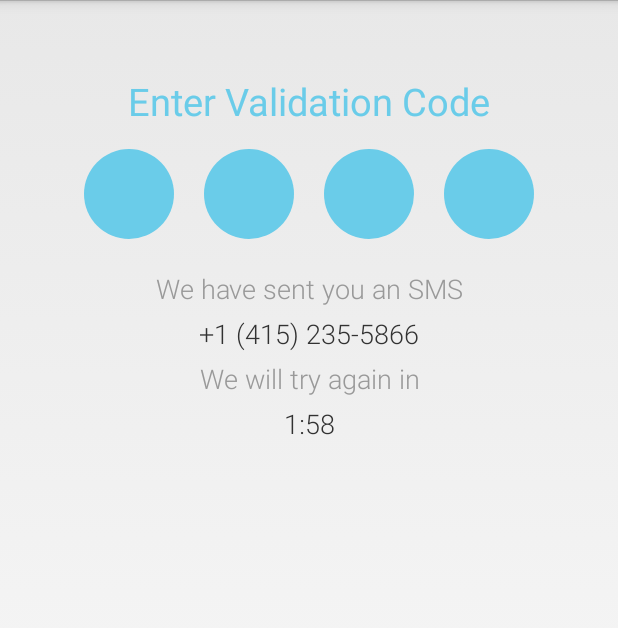
After one commit to BaptisteT/waved-android, an Android app: the CodeConfirmationActivity screen opened directly, with no data from a screen before it, on a phone screen of 412 x 824 dp. The commit adds this screen. Shown: the top 628 px of the screen. Run offline under Robolectric (Android 15) with nearby library versions, the phone set to English and light mode, and no system bars; libraries missing offline, so code that uses them is left out: com.google.i18n.phonenumbers; 4 statements that could not run were skipped.

Commit message:
Code confirmation part 1

```diff
--- /dev/null
+++ b/app/src/main/java/com/waved/streetshout/waved/activities/CodeConfirmationActivity.java
@@ -0,0 +1,145 @@
+package com.waved.streetshout.waved.activities;
+
+import android.app.Activity;
+import android.app.ProgressDialog;
+import android.content.Intent;
+import android.os.Bundle;
+import android.text.Editable;
+import android.text.TextWatcher;
+import android.util.Log;
+import android.view.Menu;
+import android.view.MenuItem;
+import android.widget.EditText;
+import android.widget.TextView;
+import android.widget.Toast;
+
+import com.android.volley.Response;
+import com.android.volley.VolleyError;
+import com.google.i18n.phonenumbers.NumberParseException;
+import com.google.i18n.phonenumbers.PhoneNumberUtil;
+import com.google.i18n.phonenumbers.Phonenumber;
+import com.waved.streetshout.waved.R;
+
+import java.util.ArrayList;
+
+import utils.ApiUtils;
+import utils.Constants;
+
+public class CodeConfirmationActivity extends Activity {
+
+    private TextView digit1 = null;
+    private TextView digit2 = null;
+    private TextView digit3 = null;
+    private TextView digit4 = null;
+    private TextView phoneNumberTextView = null;
+    private TextView statusTextView = null;
+    private TextView timeRemainingTextView = null;
+    private EditText codeEditText = null;
+    private ArrayList<TextView> digits = null;
+    private ProgressDialog dialog = null;
+    private String phoneNumber = null;
+
+    @Override
+    protected void onCreate(Bundle savedInstanceState) {
+        super.onCreate(savedInstanceState);
+        setContentView(R.layout.code_confirmation);
+
+        digit1 = (TextView) findViewById(R.id.code_confirmation_digit_1);
+        digit2 = (TextView) findViewById(R.id.code_confirmation_digit_2);
+        digit3 = (TextView) findViewById(R.id.code_confirmation_digit_3);
+        digit4 = (TextView) findViewById(R.id.code_confirmation_digit_4);
+        phoneNumberTextView = (TextView) findViewById(R.id.code_confirmation_phone_number);
+        statusTextView = (TextView) findViewById(R.id.code_confirmation_status);
+        timeRemainingTextView = (TextView) findViewById(R.id.code_confirmation_time_remaining);
+        codeEditText = (EditText) findViewById(R.id.code_confirmation_edit_text);
+
+        phoneNumber = getIntent().getStringExtra("phone_number");
+
+        PhoneNumberUtil phoneUtil = PhoneNumberUtil.getInstance();
+        Phonenumber.PhoneNumber phoneNumberObject = null;
+
+        try {
+            phoneNumberObject = phoneUtil.parse(phoneNumber, "US");
+            phoneNumberTextView.setText(phoneUtil.format(phoneNumberObject, PhoneNumberUtil.PhoneNumberFormat.INTERNATIONAL));
+        } catch (NumberParseException e) {
+            System.err.println("NumberParseException was thrown: " + e.toString());
+            phoneNumberTextView.setText(phoneNumber);
+        }
+
+        digit1.setText("");
+        digit2.setText("");
+        digit3.setText("");
+        digit4.setText("");
+
+        digits = new ArrayList<TextView>();
+        digits.add(digit1);
+        digits.add(digit2);
+        digits.add(digit3);
+        digits.add(digit4);
+
+        codeEditText.addTextChangedListener(new TextWatcher() {
+            @Override
+            public void beforeTextChanged(CharSequence s, int start, int count, int after) {}
+
+            @Override
+            public void onTextChanged(CharSequence s, int start, int before, int count) {
+
+            }
+
+            @Override
+            public void afterTextChanged(Editable s) {
+                int length = s.toString().length();
+
+                for (int i = 0; i < Constants.CONFIRMATION_CODE_DIGITS; i++) {
+                    if (i < length) {
+                        digits.get(i).setText("" + s.toString().substring(i,i+1));
+                    } else {
+                        digits.get(i).setText("");
+                    }
+                }
+
+                if (length >= Constants.CONFIRMATION_CODE_DIGITS) {
+                    validateCode();
+                    return;
+                }
+            }
+        });
+    }
+
+    private void validateCode()
+    {
+        dialog = ProgressDialog.show(CodeConfirmationActivity.this, "",
+                                        getString(R.string.phone_validation_loading_dialog), false);
+
+        ApiUtils.checkConfirmationCode(this, phoneNumber, codeEditText.getText().toString(),
+                                                                     new Response.Listener<String>()
+                {
+                    @Override
+                    public void onResponse(String response) {
+                        dialog.cancel();
+                        //Todo BB: profile picture activity
+                        Log.d("BAB", "SUCCES!");
+                    }
+                },
+                new Response.ErrorListener()
+                {
+                    @Override
+                    public void onErrorResponse(VolleyError error) {
+                        dialog.cancel();
+
+                        for (int i = 0; i < Constants.CONFIRMATION_CODE_DIGITS; i++) {
+                            digits.get(i).setText("");
+                        }
+
+                        codeEditText.setText("");
+
+                        Toast.makeText(CodeConfirmationActivity.this,
+                                getString(R.string.code_confirmation_wrong_code),
+                                                                        Toast.LENGTH_SHORT).show();
+                    }
+                }
+        );
+
+        Log.d("BAB", "Code " + codeEditText.getText());
+    }
+}
--- a/app/src/main/java/com/waved/streetshout/waved/activities/PhoneValidationActivity.java
+++ b/app/src/main/java/com/waved/streetshout/waved/activities/PhoneValidationActivity.java
@@ -2,6 +2,7 @@ package com.waved.streetshout.waved.activities;
 
 import android.app.Activity;
 import android.app.ProgressDialog;
+import android.content.Intent;
 import android.os.Bundle;
 import android.util.Log;
 import android.view.View;
@@ -60,17 +61,16 @@ public class PhoneValidationActivity extends Activity {
                         {
                             @Override
                             public void onResponse(String response) {
-                                // response
                                 dialog.cancel();
-                                Toast.makeText(PhoneValidationActivity.this, "Success!",
-                                                                         Toast.LENGTH_SHORT).show();
+                                Intent intent = new Intent(PhoneValidationActivity.this, CodeConfirmationActivity.class);
+                                intent.putExtra("phone_number", phoneNumberEditText.getText().toString());
+                                startActivity(intent);
                             }
                         },
                         new Response.ErrorListener()
                         {
                             @Override
                             public void onErrorResponse(VolleyError error) {
-                                // error
                                 dialog.cancel();
                                 Toast.makeText(PhoneValidationActivity.this,
                                         getString(R.string.phone_validation_invalid_phone_number),
--- a/app/src/main/java/utils/ApiUtils.java
+++ b/app/src/main/java/utils/ApiUtils.java
@@ -21,8 +21,9 @@ public class ApiUtils {
 
 
 
-    public static void requestSmsCode(Activity activity, final String phoneNumber, final boolean retry,
-                                      Response.Listener success, Response.ErrorListener failure) {
+    public static void requestSmsCode(Activity activity, final String phoneNumber,
+                     final boolean retry, Response.Listener success, Response.ErrorListener failure)
+    {
         Map<String, Object> params = new HashMap<String, Object>();
 
         String url = getBasePath() + "/sessions.json";
@@ -42,4 +43,14 @@ public class ApiUtils {
             }
         });
     }
+
+    public static void checkConfirmationCode(Activity activity, String phoneNumber, String code,
+                                          Response.Listener success, Response.ErrorListener failure)
+    {
+        String url = getBasePath() + "/confirm_sms_code.json" + "?phone_number=" + phoneNumber +
+                                                                                     "&code" + code;
+
+        GeneralUtils.getRequestQueue(activity).add(new StringRequest(Request.Method.GET, url,
+                                                                                 success, failure));
+    }
 }
--- a/app/src/main/java/utils/Constants.java
+++ b/app/src/main/java/utils/Constants.java
@@ -9,4 +9,5 @@ public class Constants {
     public static final String API = "1";
     public static final String PROD_BASE_URL = "http://heard.herokuapp.com";
     public static final String DEV_BASE_URL = "http://heard-staging.herokuapp.com";
+    public static final int CONFIRMATION_CODE_DIGITS = 4;
 }
--- /dev/null
+++ b/app/src/main/res/drawable/round_blue_shape.xml
@@ -0,0 +1,5 @@
+<?xml version="1.0" encoding="utf-8"?>
+<shape xmlns:android="http://schemas.android.com/apk/res/android"
+    android:shape="oval">
+    <solid android:color="@color/blue"/>
+</shape>
--- /dev/null
+++ b/app/src/main/res/drawable/round_dark_blue_shape.xml
@@ -0,0 +1,5 @@
+<?xml version="1.0" encoding="utf-8"?>
+<shape xmlns:android="http://schemas.android.com/apk/res/android"
+    android:shape="oval">
+    <solid android:color="@color/darkBlue"/>
+</shape>
--- /dev/null
+++ b/app/src/main/res/layout/code_confirmation.xml
@@ -0,0 +1,131 @@
+<LinearLayout xmlns:android="http://schemas.android.com/apk/res/android"
+    xmlns:tools="http://schemas.android.com/tools"
+    android:layout_width="match_parent"
+    android:layout_height="match_parent"
+    android:orientation="vertical"
+    tools:context="com.waved.streetshout.waved.activities.CodeConfirmationActivity">
+
+    <TextView android:text="@string/code_confirmation_title"
+        android:layout_width="match_parent"
+        android:layout_height="wrap_content"
+        android:gravity="center"
+        android:layout_marginTop="50dp"
+        android:paddingLeft="10dp"
+        android:paddingRight="10dp"
+        android:textSize="25dp"
+        android:fontFamily="sans-serif"
+        android:textColor="@color/blue"/>
+
+    <LinearLayout
+        android:layout_width="300dp"
+        android:layout_height="90dp"
+        android:layout_gravity="center"
+        android:gravity="center"
+        android:orientation="horizontal">
+
+        <TextView
+            android:id="@+id/code_confirmation_digit_1"
+            android:text="1"
+            android:textColor="@android:color/white"
+            android:textSize="40dp"
+            android:fontFamily="sans-serif"
+            android:gravity="center"
+            android:layout_width="60dp"
+            android:layout_height="60dp"
+            android:background="@drawable/round_blue_shape"/>
+
+        <View
+            android:layout_width="20dp"
+            android:layout_height="match_parent"/>
+
+        <TextView
+            android:id="@+id/code_confirmation_digit_2"
+            android:text="2"
+            android:textColor="@android:color/white"
+            android:textSize="40dp"
+            android:fontFamily="sans-serif"
+            android:gravity="center"
+            android:layout_width="60dp"
+            android:layout_height="60dp"
+            android:background="@drawable/round_blue_shape"/>
+
+        <View
+            android:layout_width="20dp"
+            android:layout_height="match_parent"/>
+
+        <TextView
+            android:id="@+id/code_confirmation_digit_3"
+            android:text="3"
+            android:textColor="@android:color/white"
+            android:textSize="40dp"
+            android:fontFamily="sans-serif"
+            android:gravity="center"
+            android:layout_width="60dp"
+            android:layout_height="60dp"
+            android:background="@drawable/round_blue_shape"/>
+
+        <View
+            android:layout_width="20dp"
+            android:layout_height="match_parent"/>
+
+        <TextView
+            android:id="@+id/code_confirmation_digit_4"
+            android:text="4"
+            android:textColor="@android:color/white"
+            android:textSize="40dp"
+            android:fontFamily="sans-serif"
+            android:gravity="center"
+            android:layout_width="60dp"
+            android:layout_height="60dp"
+            android:background="@drawable/round_blue_shape"/>
+
+
+    </LinearLayout>
+
+    <TextView android:text="@string/code_confirmation_sms"
+        android:layout_width="match_parent"
+        android:layout_height="wrap_content"
+        android:gravity="center"
+        android:layout_marginTop="5dp"
+        android:paddingLeft="10dp"
+        android:paddingRight="10dp"
+        android:textSize="18dp"
+        android:textColor="@color/lightGrey"/>
+
+    <TextView android:id="@+id/code_confirmation_phone_number"
+        android:text="+1 (415) 235-5866"
+        android:layout_width="match_parent"
+        android:layout_height="wrap_content"
+        android:gravity="center"
+        android:layout_marginTop="5dp"
+        android:paddingLeft="10dp"
+        android:paddingRight="10dp"
+        android:textSize="18dp"/>
+
+    <TextView android:id="@+id/code_confirmation_status"
+        android:text="@string/code_confirmation_try_again"
+        android:layout_width="match_parent"
+        android:layout_height="wrap_content"
+        android:gravity="center"
+        android:layout_marginTop="5dp"
+        android:paddingLeft="10dp"
+        android:paddingRight="10dp"
+        android:textSize="18dp"
+        android:textColor="@color/lightGrey"/>
+
+    <TextView android:id="@+id/code_confirmation_time_remaining"
+        android:text="1:58"
+        android:layout_width="match_parent"
+        android:layout_height="wrap_content"
+        android:gravity="center"
+        android:layout_marginTop="5dp"
+        android:paddingLeft="10dp"
+        android:paddingRight="10dp"
+        android:textSize="18dp"/>
+
+    <EditText
+        android:id="@+id/code_confirmation_edit_text"
+        android:layout_width="0dp"
+        android:layout_height="0dp"
+        android:inputType="number"/>
+</LinearLayout>
--- a/app/src/main/res/layout/welcome.xml
+++ b/app/src/main/res/layout/welcome.xml
@@ -50,7 +50,7 @@
         android:layout_centerHorizontal="true"
         android:layout_marginBottom="30dp"
         android:text="@string/welcome_button"
-        android:background="@drawable/rounded_button"
+        android:background="@drawable/rounded_blue_shape"
         android:textSize="18dp"/>
 
 
--- a/app/src/main/res/values/color.xml
+++ b/app/src/main/res/values/color.xml
@@ -2,6 +2,7 @@
 <resources>
     <color name="blue">#6acce9</color>
     <color name="darkBlue">#27a9e1</color>
+    <color name="lightGrey">#999999</color>
     <color name="veryLightGrey">#D8D8D8</color>
     <color name="veryVeryLightGrey">#F2F2F2</color>
     <color name="whiteHint">#77ffffff</color>
--- a/app/src/main/res/values/strings.xml
+++ b/app/src/main/res/values/strings.xml
@@ -8,8 +8,6 @@
     <string name="title_activity_welcome">Waved</string>
     <string name="welcome_tagline">The best way to have real conversations with your friends.</string>
     <string name="welcome_button">Start Talking</string>
-    <string name="title_activity_phone_number">PhoneNumberActivity</string>
-    <string name="hello_world">Hello world!</string>
 
     <!-- Phone Validation activity -->
     <string name="phone_validation_title">Phone Validation</string>
@@ -19,4 +17,10 @@
     <string name="phone_validation_loading_dialog">Validating phone number...</string>
     <string name="phone_validation_invalid_phone_number">Invalid phone number, don\'t forget the country code!</string>
 
+    <!-- Code Confirmation activity -->
+    <string name="code_confirmation_title">Enter Validation Code</string>
+    <string name="code_confirmation_sms">We have sent you an SMS</string>
+    <string name="code_confirmation_try_again">We will try again in</string>
+    <string name="code_confirmation_second_sms">A second SMS has been sent.</string>
+    <string name="code_confirmation_wrong_code">Invalid code, please try again.</string>
 </resources>
```
Also changed, not shown: app/src/main/AndroidManifest.xml (+9 -5 lines), app/src/main/res/drawable/rounded_blue_shape.xml (renamed from app/src/main/res/drawable/rounded_button.xml).
